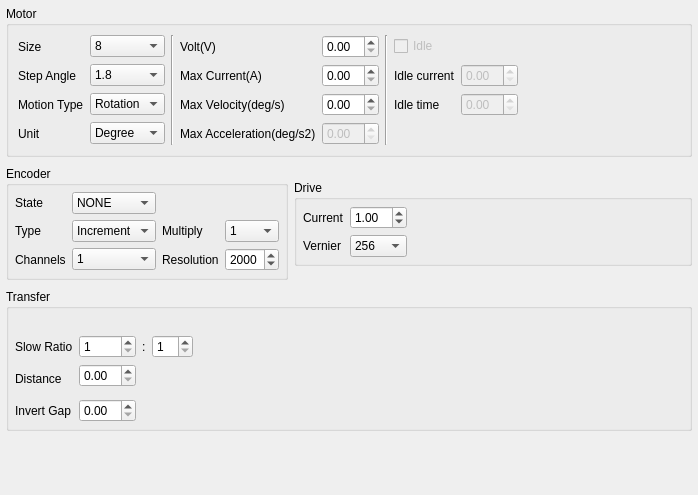
ww4u/megarobostudio, file source/wnd/ui/mrqaxes.ui: the form before one commit.
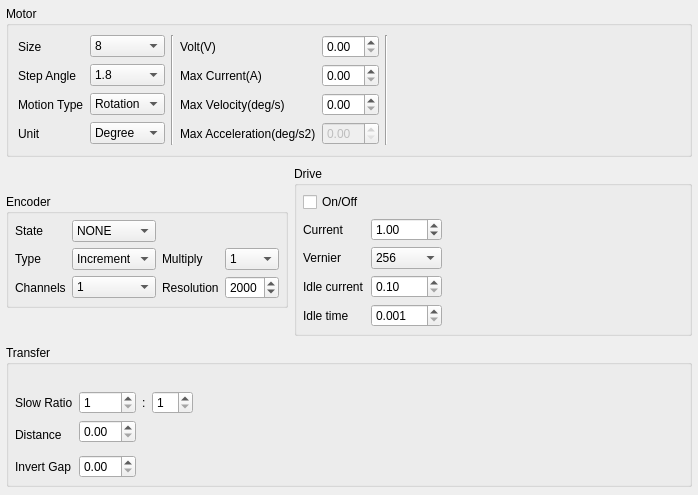
The form after the commit. Icons and pictures are not drawn.

Patch:
```diff
--- a/source/wnd/ui/mrqaxes.ui
+++ b/source/wnd/ui/mrqaxes.ui
@@ -227,6 +227,19 @@
         <property name="spacing">
          <number>6</number>
         </property>
+        <item row="2" column="1">
+         <widget class="QDoubleSpinBox" name="dblCurrent">
+          <property name="minimum">
+           <double>0.100000000000000</double>
+          </property>
+          <property name="maximum">
+           <double>25.000000000000000</double>
+          </property>
+          <property name="value">
+           <double>1.000000000000000</double>
+          </property>
+         </widget>
+        </item>
         <item row="7" column="0">
          <widget class="QLabel" name="label_13">
           <property name="text">
@@ -234,6 +247,32 @@
           </property>
          </widget>
         </item>
+        <item row="10" column="0">
+         <spacer name="verticalSpacer_2">
+          <property name="orientation">
+           <enum>Qt::Vertical</enum>
+          </property>
+          <property name="sizeHint" stdset="0">
+           <size>
+            <width>20</width>
+            <height>0</height>
+           </size>
+          </property>
+         </spacer>
+        </item>
+        <item row="2" column="2">
+         <spacer name="horizontalSpacer">
+          <property name="orientation">
+           <enum>Qt::Horizontal</enum>
+          </property>
+          <property name="sizeHint" stdset="0">
+           <size>
+            <width>40</width>
+            <height>20</height>
+           </size>
+          </property>
+         </spacer>
+        </item>
         <item row="2" column="0">
          <widget class="QLabel" name="label_14">
           <property name="text">
@@ -296,44 +335,58 @@
           </item>
          </widget>
         </item>
-        <item row="2" column="1">
-         <widget class="QDoubleSpinBox" name="dblCurrent">
+        <item row="8" column="1">
+         <widget class="QDoubleSpinBox" name="spinIdleCurrent">
+          <property name="enabled">
+           <bool>true</bool>
+          </property>
           <property name="minimum">
            <double>0.100000000000000</double>
           </property>
           <property name="maximum">
            <double>25.000000000000000</double>
           </property>
-          <property name="value">
-           <double>1.000000000000000</double>
-          </property>
          </widget>
         </item>
-        <item row="2" column="2">
-         <spacer name="horizontalSpacer">
-          <property name="orientation">
-           <enum>Qt::Horizontal</enum>
-          </property>
-          <property name="sizeHint" stdset="0">
-           <size>
-            <width>40</width>
-            <height>20</height>
-           </size>
-          </property>
-         </spacer>
-        </item>
         <item row="8" column="0">
-         <spacer name="verticalSpacer_2">
-          <property name="orientation">
-           <enum>Qt::Vertical</enum>
+         <widget class="QLabel" name="label_22">
+          <property name="text">
+           <string>Idle current</string>
           </property>
-          <property name="sizeHint" stdset="0">
-           <size>
-            <width>20</width>
-            <height>0</height>
-           </size>
+         </widget>
+        </item>
+        <item row="9" column="0">
+         <widget class="QLabel" name="label_24">
+          <property name="text">
+           <string>Idle time</string>
           </property>
-         </spacer>
+         </widget>
+        </item>
+        <item row="9" column="1">
+         <widget class="QDoubleSpinBox" name="spinIdleTime">
+          <property name="enabled">
+           <bool>true</bool>
+          </property>
+          <property name="decimals">
+           <number>3</number>
+          </property>
+          <property name="minimum">
+           <double>0.001000000000000</double>
+          </property>
+          <property name="maximum">
+           <double>100.000000000000000</double>
+          </property>
+         </widget>
+        </item>
+        <item row="0" column="0">
+         <widget class="QCheckBox" name="chkDriverState">
+          <property name="layoutDirection">
+           <enum>Qt::LeftToRight</enum>
+          </property>
+          <property name="text">
+           <string>On/Off</string>
+          </property>
+         </widget>
         </item>
        </layout>
       </widget>
@@ -414,16 +467,6 @@
         </property>
        </widget>
       </item>
-      <item row="0" column="6">
-       <widget class="QCheckBox" name="chkIdle">
-        <property name="enabled">
-         <bool>false</bool>
-        </property>
-        <property name="text">
-         <string>Idle</string>
-        </property>
-       </widget>
-      </item>
       <item row="1" column="0">
        <widget class="QLabel" name="label_3">
         <property name="text">
@@ -465,20 +508,6 @@
       <item row="1" column="4">
        <widget class="QDoubleSpinBox" name="spinMaxCurrent"/>
       </item>
-      <item row="1" column="6">
-       <widget class="QLabel" name="label_22">
-        <property name="text">
-         <string>Idle current</string>
-        </property>
-       </widget>
-      </item>
-      <item row="1" column="7">
-       <widget class="QDoubleSpinBox" name="spinIdleCurrent">
-        <property name="enabled">
-         <bool>false</bool>
-        </property>
-       </widget>
-      </item>
       <item row="1" column="8">
        <spacer name="horizontalSpacer_4">
         <property name="orientation">
@@ -523,20 +552,6 @@
       <item row="2" column="4">
        <widget class="QDoubleSpinBox" name="spinMaxVelocity"/>
       </item>
-      <item row="2" column="6">
-       <widget class="QLabel" name="label_24">
-        <property name="text">
-         <string>Idle time</string>
-        </property>
-       </widget>
-      </item>
-      <item row="2" column="7">
-       <widget class="QDoubleSpinBox" name="spinIdleTime">
-        <property name="enabled">
-         <bool>false</bool>
-        </property>
-       </widget>
-      </item>
       <item row="3" column="0">
        <widget class="QLabel" name="label_28">
         <property name="text">
```
